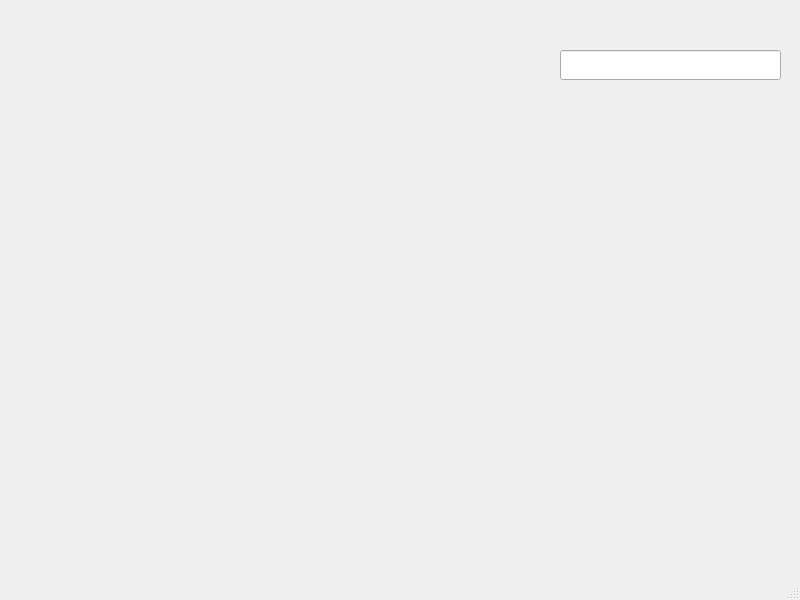
This is mainwindow.ui in lex019020/SimpleTorrent as Qt 5 draws it before an edit. The edited form follows.
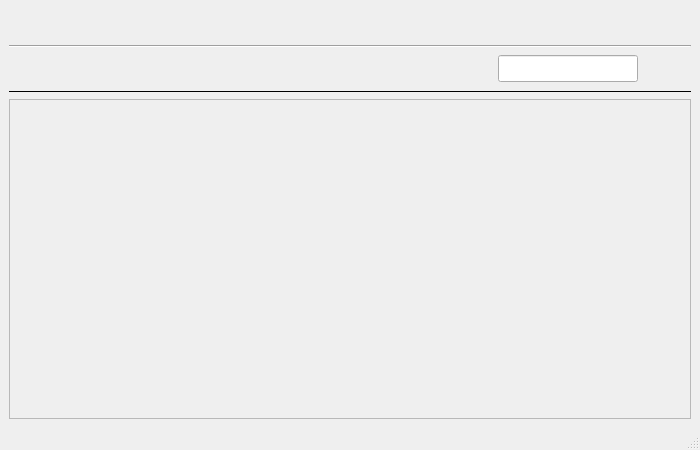
This is the edited form. Icons and pictures are not drawn.

What changed in the file:
```diff
--- a/mainwindow.ui
+++ b/mainwindow.ui
@@ -6,23 +6,25 @@
    <rect>
     <x>0</x>
     <y>0</y>
-    <width>800</width>
-    <height>600</height>
+    <width>700</width>
+    <height>450</height>
    </rect>
   </property>
+  <property name="minimumSize">
+   <size>
+    <width>700</width>
+    <height>450</height>
+   </size>
+  </property>
   <property name="windowTitle">
    <string>MainWindow</string>
   </property>
   <widget class="QWidget" name="centralwidget">
+   <layout class="QVBoxLayout" name="verticalLayout">
+    <item>
+     <layout class="QHBoxLayout" name="horizontalLayout">
+      <item>
    <widget class="QPushButton" name="btn_new">
-    <property name="geometry">
-     <rect>
-      <x>10</x>
-      <y>10</y>
-      <width>30</width>
-      <height>30</height>
-     </rect>
-    </property>
     <property name="sizePolicy">
      <sizepolicy hsizetype="Minimum" vsizetype="Minimum">
       <horstretch>0</horstretch>
@@ -52,15 +54,22 @@
      <bool>true</bool>
     </property>
    </widget>
+      </item>
+      <item>
+       <spacer name="horizontalSpacer">
+        <property name="orientation">
+         <enum>Qt::Horizontal</enum>
+        </property>
+        <property name="sizeHint" stdset="0">
+         <size>
+          <width>258</width>
+          <height>20</height>
+         </size>
+        </property>
+       </spacer>
+      </item>
+      <item>
    <widget class="QPushButton" name="btn_start">
-    <property name="geometry">
-     <rect>
-      <x>300</x>
-      <y>10</y>
-      <width>30</width>
-      <height>30</height>
-     </rect>
-    </property>
     <property name="sizePolicy">
      <sizepolicy hsizetype="Minimum" vsizetype="Minimum">
       <horstretch>0</horstretch>
@@ -90,15 +99,9 @@
      <bool>true</bool>
     </property>
    </widget>
+      </item>
+      <item>
    <widget class="QPushButton" name="btn_pause">
-    <property name="geometry">
-     <rect>
-      <x>340</x>
-      <y>10</y>
-      <width>30</width>
-      <height>30</height>
-     </rect>
-    </property>
     <property name="sizePolicy">
      <sizepolicy hsizetype="Minimum" vsizetype="Minimum">
       <horstretch>0</horstretch>
@@ -128,15 +131,9 @@
      <bool>true</bool>
     </property>
    </widget>
+      </item>
+      <item>
    <widget class="QPushButton" name="btn_slowmode">
-    <property name="geometry">
-     <rect>
-      <x>380</x>
-      <y>10</y>
-      <width>30</width>
-      <height>30</height>
-     </rect>
-    </property>
     <property name="sizePolicy">
      <sizepolicy hsizetype="Minimum" vsizetype="Minimum">
       <horstretch>0</horstretch>
@@ -166,15 +163,22 @@
      <bool>true</bool>
     </property>
    </widget>
+      </item>
+      <item>
+       <spacer name="horizontalSpacer_2">
+        <property name="orientation">
+         <enum>Qt::Horizontal</enum>
+        </property>
+        <property name="sizeHint" stdset="0">
+         <size>
+          <width>258</width>
+          <height>20</height>
+         </size>
+        </property>
+       </spacer>
+      </item>
+      <item>
    <widget class="QPushButton" name="btn_shutdown">
-    <property name="geometry">
-     <rect>
-      <x>670</x>
-      <y>10</y>
-      <width>30</width>
-      <height>30</height>
-     </rect>
-    </property>
     <property name="sizePolicy">
      <sizepolicy hsizetype="Minimum" vsizetype="Minimum">
       <horstretch>0</horstretch>
@@ -204,15 +208,9 @@
      <bool>true</bool>
     </property>
    </widget>
+      </item>
+      <item>
    <widget class="QPushButton" name="btn_settings">
-    <property name="geometry">
-     <rect>
-      <x>710</x>
-      <y>10</y>
-      <width>30</width>
-      <height>30</height>
-     </rect>
-    </property>
     <property name="sizePolicy">
      <sizepolicy hsizetype="Minimum" vsizetype="Minimum">
       <horstretch>0</horstretch>
@@ -242,15 +240,9 @@
      <bool>true</bool>
     </property>
    </widget>
+      </item>
+      <item>
    <widget class="QPushButton" name="btn_info">
-    <property name="geometry">
-     <rect>
-      <x>750</x>
-      <y>10</y>
-      <width>30</width>
-      <height>30</height>
-     </rect>
-    </property>
     <property name="sizePolicy">
      <sizepolicy hsizetype="Minimum" vsizetype="Minimum">
       <horstretch>0</horstretch>
@@ -280,15 +272,36 @@
      <bool>true</bool>
     </property>
    </widget>
+      </item>
+     </layout>
+    </item>
+    <item>
+     <widget class="Line" name="line">
+      <property name="orientation">
+       <enum>Qt::Horizontal</enum>
+      </property>
+     </widget>
+    </item>
+    <item>
+     <layout class="QHBoxLayout" name="horizontalLayout_2">
+      <item>
+       <spacer name="horizontalSpacer_3">
+        <property name="orientation">
+         <enum>Qt::Horizontal</enum>
+        </property>
+        <property name="sizeType">
+         <enum>QSizePolicy::Fixed</enum>
+        </property>
+        <property name="sizeHint" stdset="0">
+         <size>
+          <width>38</width>
+          <height>20</height>
+         </size>
+        </property>
+       </spacer>
+      </item>
+      <item>
    <widget class="QPushButton" name="btn_downloads">
-    <property name="geometry">
-     <rect>
-      <x>50</x>
-      <y>50</y>
-      <width>30</width>
-      <height>30</height>
-     </rect>
-    </property>
     <property name="sizePolicy">
      <sizepolicy hsizetype="Minimum" vsizetype="Minimum">
       <horstretch>0</horstretch>
@@ -318,15 +331,9 @@
      <bool>true</bool>
     </property>
    </widget>
+      </item>
+      <item>
    <widget class="QPushButton" name="btn_uploads">
-    <property name="geometry">
-     <rect>
-      <x>90</x>
-      <y>50</y>
-      <width>30</width>
-      <height>30</height>
-     </rect>
-    </property>
     <property name="sizePolicy">
      <sizepolicy hsizetype="Minimum" vsizetype="Minimum">
       <horstretch>0</horstretch>
@@ -356,15 +363,9 @@
      <bool>true</bool>
     </property>
    </widget>
+      </item>
+      <item>
    <widget class="QPushButton" name="btn_paused">
-    <property name="geometry">
-     <rect>
-      <x>130</x>
-      <y>50</y>
-      <width>30</width>
-      <height>30</height>
-     </rect>
-    </property>
     <property name="sizePolicy">
      <sizepolicy hsizetype="Minimum" vsizetype="Minimum">
       <horstretch>0</horstretch>
@@ -394,15 +395,9 @@
      <bool>true</bool>
     </property>
    </widget>
+      </item>
+      <item>
    <widget class="QPushButton" name="btn_finished">
-    <property name="geometry">
-     <rect>
-      <x>170</x>
-      <y>50</y>
-      <width>30</width>
-      <height>30</height>
-     </rect>
-    </property>
     <property name="sizePolicy">
      <sizepolicy hsizetype="Minimum" vsizetype="Minimum">
       <horstretch>0</horstretch>
@@ -432,14 +427,27 @@
      <bool>true</bool>
     </property>
    </widget>
+      </item>
+      <item>
+       <spacer name="horizontalSpacer_4">
+        <property name="orientation">
+         <enum>Qt::Horizontal</enum>
+        </property>
+        <property name="sizeHint" stdset="0">
+         <size>
+          <width>358</width>
+          <height>20</height>
+         </size>
+        </property>
+       </spacer>
+      </item>
+      <item>
    <widget class="QLineEdit" name="lineEdit">
-    <property name="geometry">
-     <rect>
-      <x>560</x>
-      <y>50</y>
-      <width>221</width>
-      <height>30</height>
-     </rect>
+        <property name="minimumSize">
+         <size>
+          <width>140</width>
+          <height>0</height>
+         </size>
     </property>
     <property name="font">
      <font>
@@ -447,15 +455,9 @@
      </font>
     </property>
    </widget>
+      </item>
+      <item>
    <widget class="QLabel" name="lbl_pic_search">
-    <property name="geometry">
-     <rect>
-      <x>760</x>
-      <y>50</y>
-      <width>21</width>
-      <height>31</height>
-     </rect>
-    </property>
     <property name="text">
      <string/>
     </property>
@@ -463,6 +465,80 @@
      <pixmap resource="resources.qrc">:/res/svg/search.svg</pixmap>
     </property>
    </widget>
+      </item>
+      <item>
+       <spacer name="horizontalSpacer_5">
+        <property name="orientation">
+         <enum>Qt::Horizontal</enum>
+        </property>
+        <property name="sizeType">
+         <enum>QSizePolicy::Fixed</enum>
+        </property>
+        <property name="sizeHint" stdset="0">
+         <size>
+          <width>40</width>
+          <height>20</height>
+         </size>
+        </property>
+       </spacer>
+      </item>
+     </layout>
+    </item>
+    <item>
+     <widget class="Line" name="line_2">
+      <property name="frameShadow">
+       <enum>QFrame::Plain</enum>
+      </property>
+      <property name="lineWidth">
+       <number>1</number>
+      </property>
+      <property name="orientation">
+       <enum>Qt::Horizontal</enum>
+      </property>
+     </widget>
+    </item>
+    <item>
+     <widget class="QScrollArea" name="scrollArea">
+      <property name="horizontalScrollBarPolicy">
+       <enum>Qt::ScrollBarAlwaysOff</enum>
+      </property>
+      <property name="widgetResizable">
+       <bool>true</bool>
+      </property>
+      <widget class="QWidget" name="scrollAreaWidgetContents">
+       <property name="geometry">
+        <rect>
+         <x>0</x>
+         <y>0</y>
+         <width>680</width>
+         <height>314</height>
+        </rect>
+       </property>
+      </widget>
+     </widget>
+    </item>
+   </layout>
+   <zorder>lineEdit</zorder>
+   <zorder>btn_new</zorder>
+   <zorder>btn_start</zorder>
+   <zorder>btn_pause</zorder>
+   <zorder>btn_slowmode</zorder>
+   <zorder>btn_shutdown</zorder>
+   <zorder>btn_settings</zorder>
+   <zorder>btn_info</zorder>
+   <zorder>btn_downloads</zorder>
+   <zorder>btn_uploads</zorder>
+   <zorder>btn_paused</zorder>
+   <zorder>btn_finished</zorder>
+   <zorder>lbl_pic_search</zorder>
+   <zorder>horizontalSpacer</zorder>
+   <zorder>horizontalSpacer_2</zorder>
+   <zorder>horizontalSpacer_3</zorder>
+   <zorder>horizontalSpacer_4</zorder>
+   <zorder>horizontalSpacer_5</zorder>
+   <zorder>scrollArea</zorder>
+   <zorder>line</zorder>
+   <zorder>line_2</zorder>
   </widget>
   <widget class="QStatusBar" name="statusbar"/>
   <action name="actionNew_download">
```
Lines whose indentation alone changed are shown as unchanged.
